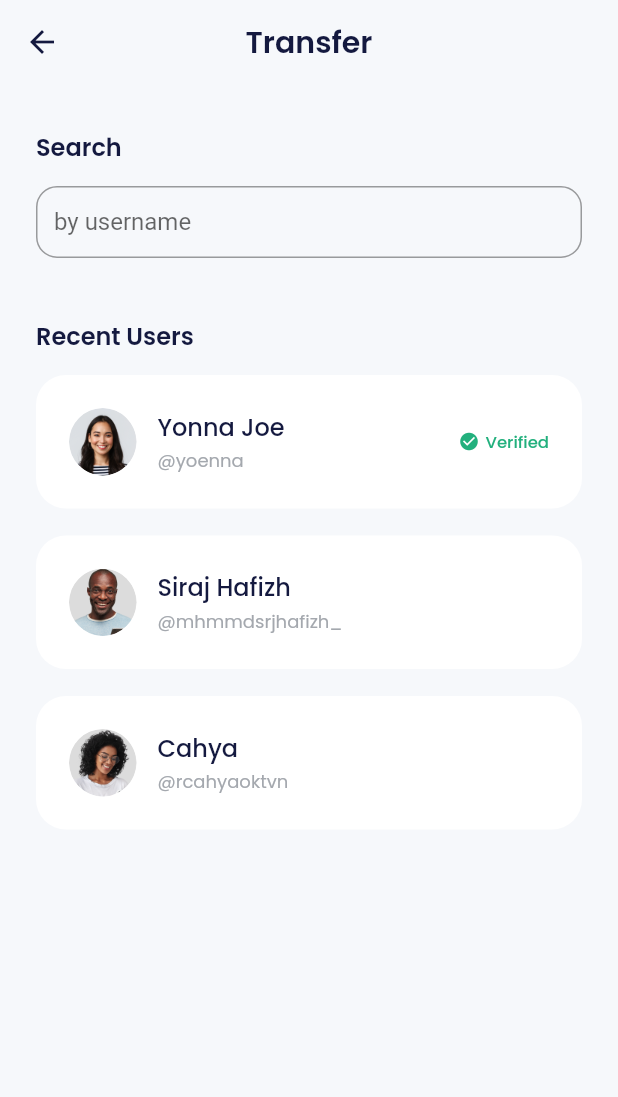
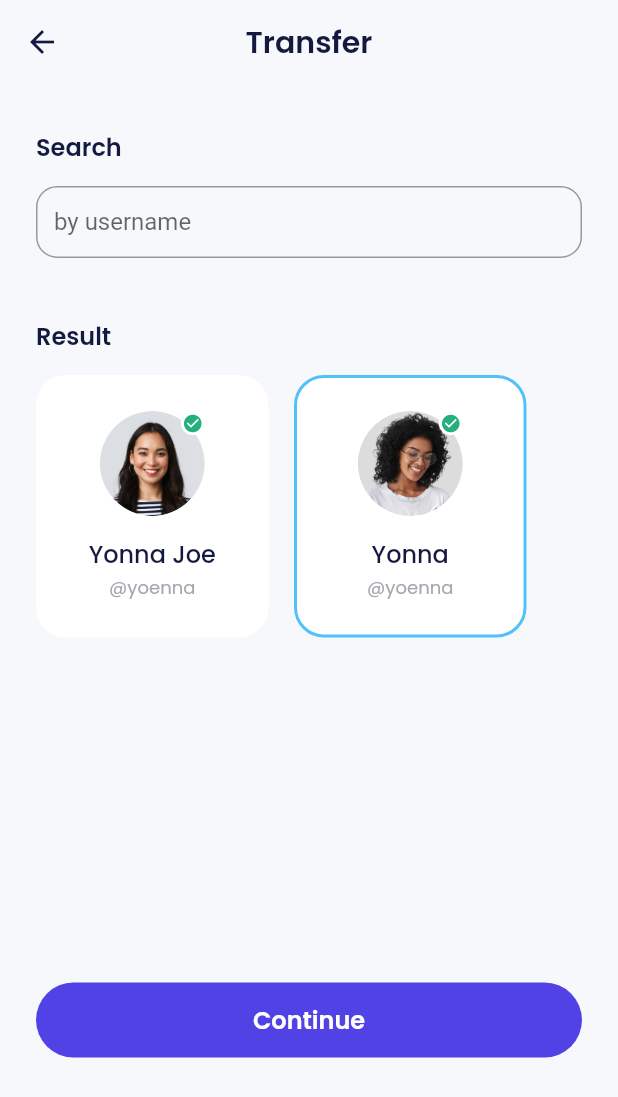
Before and after one commit to magerngoding/E-Wallet-Apps, a Flutter app: the TransferPage screen opened by its route, on a phone screen of 412 x 824 dp. Shown: the top 1097 px of the screen. Run offline on Flutter 3.47's test engine with Material 2 defaults, Android fonts, the phone set to English and light mode, and no system bars; our stand-ins replace carousel_slider, google_fonts.

Commit message:
Membuat bagian result, membuat baagian amount & success

```diff
--- a/lib/main.dart
+++ b/lib/main.dart
@@ -17,6 +17,8 @@ import 'package:e_wallet/pages/topup_amount_page.dart';
 import 'package:e_wallet/pages/topup_page.dart';
 import 'package:e_wallet/pages/topup_success.dart';
 import 'package:e_wallet/pages/transfer_page.dart';
+import 'package:e_wallet/pages/transfer_success_page.dart';
+import 'package:e_wallet/pages/trasfer_amount_page.dart';
 import 'package:e_wallet/shared/theme.dart';
 import 'package:flutter/material.dart';
 
@@ -62,6 +64,8 @@ class MyApp extends StatelessWidget {
         '/topup-amount': (context) => TopUpAmountPage(),
         '/topup-success': (context) => TopupSuccessPage(),
         '/transfer': (context) => TransferPage(),
+        '/transfer-amount': (context) => TransferAmountPage(),
+        '/transfer-success': (context) => TransferSuccessPage(),
       },
     );
   }
--- a/lib/pages/transfer_page.dart
+++ b/lib/pages/transfer_page.dart
@@ -1,8 +1,10 @@
 // ignore_for_file: prefer_const_constructors
 
 import 'package:e_wallet/shared/theme.dart';
+import 'package:e_wallet/widgets/button.dart';
 import 'package:e_wallet/widgets/form.dart';
 import 'package:e_wallet/widgets/transfer_rencet_user_item.dart';
+import 'package:e_wallet/widgets/trasfer_result_user_item.dart';
 import 'package:flutter/material.dart';
 
 class TransferPage extends StatelessWidget {
@@ -34,7 +36,19 @@ class TransferPage extends StatelessWidget {
             title: 'by username',
             isShowTitle: false,
           ),
-          buildRecentUsers(),
+          buildResult(),
+          SizedBox(
+            height: 230,
+          ),
+          CustomeFilledButton(
+            title: 'Continue',
+            onPressed: () {
+              Navigator.pushNamed(context, '/transfer-amount');
+            },
+          ),
+          SizedBox(
+            height: 50,
+          ),
         ],
       ),
     );
@@ -76,4 +90,44 @@ class TransferPage extends StatelessWidget {
       ),
     );
   }
+
+  Widget buildResult() {
+    return Container(
+      margin: EdgeInsets.only(top: 40),
+      child: Column(
+        crossAxisAlignment: CrossAxisAlignment.start,
+        children: [
+          Text(
+            'Result',
+            style: blackTextStyle.copyWith(
+              fontSize: 16,
+              fontWeight: semiBold,
+            ),
+          ),
+          SizedBox(
+            height: 14,
+          ),
+          Wrap(
+            spacing: 17,
+            runSpacing: 17,
+            children: [
+              TrasferResultUserItem(
+                imageUrl: 'assets/img_friend1.png',
+                name: 'Yonna Joe',
+                username: 'yoenna',
+                isVerified: true,
+              ),
+              TrasferResultUserItem(
+                imageUrl: 'assets/img_friend2.png',
+                name: 'Yonna',
+                username: 'yoenna',
+                isVerified: true,
+                isSelected: true,
+              ),
+            ],
+          )
+        ],
+      ),
+    );
+  }
 }
--- /dev/null
+++ b/lib/widgets/trasfer_result_user_item.dart
@@ -0,0 +1,92 @@
+// ignore_for_file: prefer_const_constructors
+
+import 'package:e_wallet/shared/theme.dart';
+import 'package:flutter/material.dart';
+
+class TrasferResultUserItem extends StatelessWidget {
+  final String imageUrl;
+  final String name;
+  final String username;
+  final bool isVerified;
+  final bool isSelected;
+  TrasferResultUserItem({
+    required this.imageUrl,
+    this.isVerified = false,
+    required this.name,
+    required this.username,
+    this.isSelected = false,
+  });
+
+  @override
+  Widget build(BuildContext context) {
+    return Container(
+      width: 155,
+      height: 175,
+      padding: EdgeInsets.symmetric(
+        horizontal: 14,
+        vertical: 22,
+      ),
+      decoration: BoxDecoration(
+        color: whiteColor,
+        borderRadius: BorderRadius.circular(20),
+        border: Border.all(
+          color: isSelected ? blueColor : whiteColor,
+          width: 2,
+        ),
+      ),
+      child: Column(
+        children: [
+          Container(
+            width: 70,
+            height: 70,
+            decoration: BoxDecoration(
+              shape: BoxShape.circle,
+              image: DecorationImage(
+                image: AssetImage(imageUrl),
+              ),
+            ),
+            child: isVerified
+                ? Align(
+                    alignment: Alignment.topRight,
+                    child: Container(
+                      width: 16,
+                      height: 16,
+                      decoration: BoxDecoration(
+                        shape: BoxShape.circle,
+                        color: whiteColor,
+                      ),
+                      child: Center(
+                        child: Icon(
+                          Icons.check_circle,
+                          color: greenColor,
+                          size: 14,
+                        ),
+                      ),
+                    ),
+                  )
+                : null,
+          ),
+          SizedBox(
+            height: 13,
+          ),
+          Text(
+            name,
+            style: blackTextStyle.copyWith(
+              fontSize: 16,
+              fontWeight: medium,
+            ),
+          ),
+          SizedBox(
+            height: 2,
+          ),
+          Text(
+            '@$username',
+            style: greyTextStyle.copyWith(
+              fontSize: 12,
+            ),
+          )
+        ],
+      ),
+    );
+  }
+}
```
Also changed, not shown: lib/pages/transfer_success_page.dart (added, +51 -0 lines), lib/pages/trasfer_amount_page.dart (added, +235 -0 lines).
